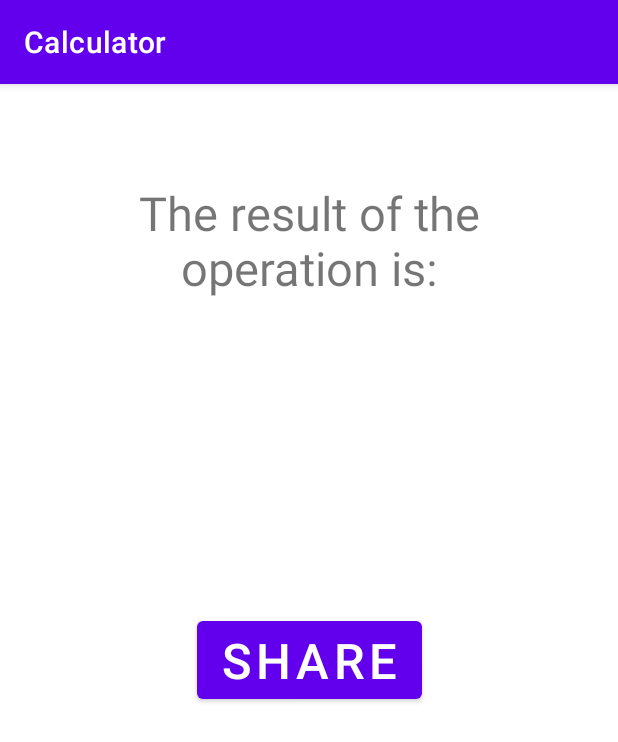
After one commit to yuki/VIU_MASW, an Android app: the ResultActivity screen opened directly, with no data from a screen before it, on a phone screen of 412 x 824 dp. The commit adds this screen. Shown: the top 742 px of the screen. Run offline under Robolectric (Android 15) with nearby library versions, the phone set to English and light mode, and no system bars; libraries missing offline, so code that uses them is left out: com.github.ajalt.timberkt; 1 statement that could not run was skipped.

Commit message:
Añadida navegación a nueva pantalla
Donde se visualiza el resultado.

```diff
--- a/Actividad_1/Calculadora/app/src/main/AndroidManifest.xml
+++ b/Actividad_1/Calculadora/app/src/main/AndroidManifest.xml
@@ -14,6 +14,13 @@
         android:theme="@style/Theme.Calculadora"
         tools:targetApi="31">
         <activity
+            android:name=".ResultActivity"
+            android:exported="false">
+            <meta-data
+                android:name="android.app.lib_name"
+                android:value="" />
+        </activity>
+        <activity
             android:name=".MainActivity"
             android:exported="true">
             <intent-filter>
--- a/Actividad_1/Calculadora/app/src/main/java/com/rugoli/calculator/MainActivity.kt
+++ b/Actividad_1/Calculadora/app/src/main/java/com/rugoli/calculator/MainActivity.kt
@@ -1,5 +1,6 @@
 package com.rugoli.calculator
 
+import android.content.Intent
 import androidx.appcompat.app.AppCompatActivity
 import android.os.Bundle
 import android.widget.Button
@@ -111,6 +112,11 @@ class MainActivity : AppCompatActivity() {
             d {"rugolid: " + result.toString()}
         }
 
+        bshare.setOnClickListener {
+            val intent = Intent(this, ResultActivity::class.java)
+            intent.putExtra(ResultActivity.RESULT, format_result(result))
+            startActivity(intent)
+        }
     }
 
     // we need onResume to "repaint" the textView when changed state
@@ -127,8 +133,13 @@ class MainActivity : AppCompatActivity() {
             tresult.text = result.toInt().toString()
         } else {
             // change decimal "." into spanish ","
-            tresult.text = DecimalFormat("#.##########").format(result).replace('.',',')
+            tresult.text = format_result(result)
         }
+    }
+
+    // format the result, with spanish coma, and changing the number of decimals
+    fun format_result(result:Double): String {
+        return DecimalFormat("#.##########").format(result).replace('.',',')
     }
 
     // convert textview into double
--- /dev/null
+++ b/Actividad_1/Calculadora/app/src/main/java/com/rugoli/calculator/ResultActivity.kt
@@ -0,0 +1,25 @@
+package com.rugoli.calculator
+
+import androidx.appcompat.app.AppCompatActivity
+import android.os.Bundle
+import android.widget.TextView
+import com.github.ajalt.timberkt.d
+
+
+class ResultActivity : AppCompatActivity() {
+
+    companion object {
+        const val RESULT: String = "0"
+    }
+
+    override fun onCreate(savedInstanceState: Bundle?) {
+        super.onCreate(savedInstanceState)
+        setContentView(R.layout.activity_result)
+
+
+
+        val name = intent.getStringExtra(RESULT)
+        d {"rugolid: Result Activity: " + name}
+        findViewById<TextView>(R.id.resultText).text = name
+    }
+}
--- /dev/null
+++ b/Actividad_1/Calculadora/app/src/main/res/layout/activity_result.xml
@@ -0,0 +1,45 @@
+<?xml version="1.0" encoding="utf-8"?>
+<androidx.constraintlayout.widget.ConstraintLayout xmlns:android="http://schemas.android.com/apk/res/android"
+    xmlns:app="http://schemas.android.com/apk/res-auto"
+    xmlns:tools="http://schemas.android.com/tools"
+    android:layout_width="match_parent"
+    android:layout_height="match_parent"
+    tools:context=".ResultActivity">
+
+    <Button
+        android:id="@+id/button"
+        android:layout_width="150dp"
+        android:layout_height="64dp"
+        android:autoSizeTextType="uniform"
+        android:text="@string/share"
+        app:layout_constraintBottom_toBottomOf="parent"
+        app:layout_constraintEnd_toEndOf="parent"
+        app:layout_constraintStart_toStartOf="parent"
+        app:layout_constraintTop_toTopOf="parent" />
+
+    <TextView
+        android:id="@+id/infoText"
+        android:layout_width="240dp"
+        android:layout_height="80dp"
+        android:autoSizeTextType="uniform"
+        android:gravity="center"
+        android:text="@string/sharing_text"
+        app:layout_constraintBottom_toTopOf="@+id/resultText"
+        app:layout_constraintEnd_toEndOf="parent"
+        app:layout_constraintStart_toStartOf="parent"
+        app:layout_constraintTop_toTopOf="parent" />
+
+    <TextView
+        android:id="@+id/resultText"
+        android:layout_width="350dp"
+        android:layout_height="80dp"
+        android:autoSizeMaxTextSize="60sp"
+        android:autoSizeMinTextSize="10sp"
+        android:autoSizeTextType="uniform"
+        android:gravity="center"
+        android:text="123"
+        app:layout_constraintBottom_toTopOf="@+id/button"
+        app:layout_constraintEnd_toEndOf="parent"
+        app:layout_constraintStart_toStartOf="parent"
+        app:layout_constraintTop_toBottomOf="@+id/infoText" />
+</androidx.constraintlayout.widget.ConstraintLayout>
--- a/Actividad_1/Calculadora/app/src/main/res/values/strings.xml
+++ b/Actividad_1/Calculadora/app/src/main/res/values/strings.xml
@@ -1,4 +1,5 @@
 <resources>
     <string name="app_name">Calculator</string>
     <string name="share">Share</string>
+    <string name="sharing_text">The result of the operation is:</string>
 </resources>
```
Also changed, not shown: 2 other files.
